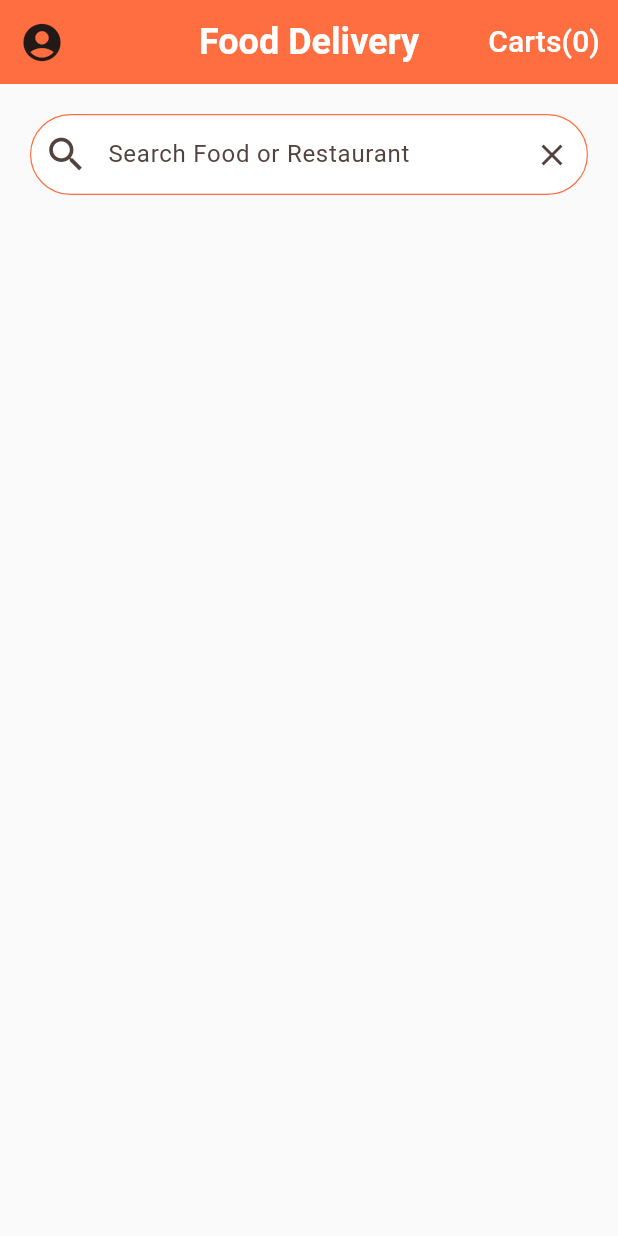
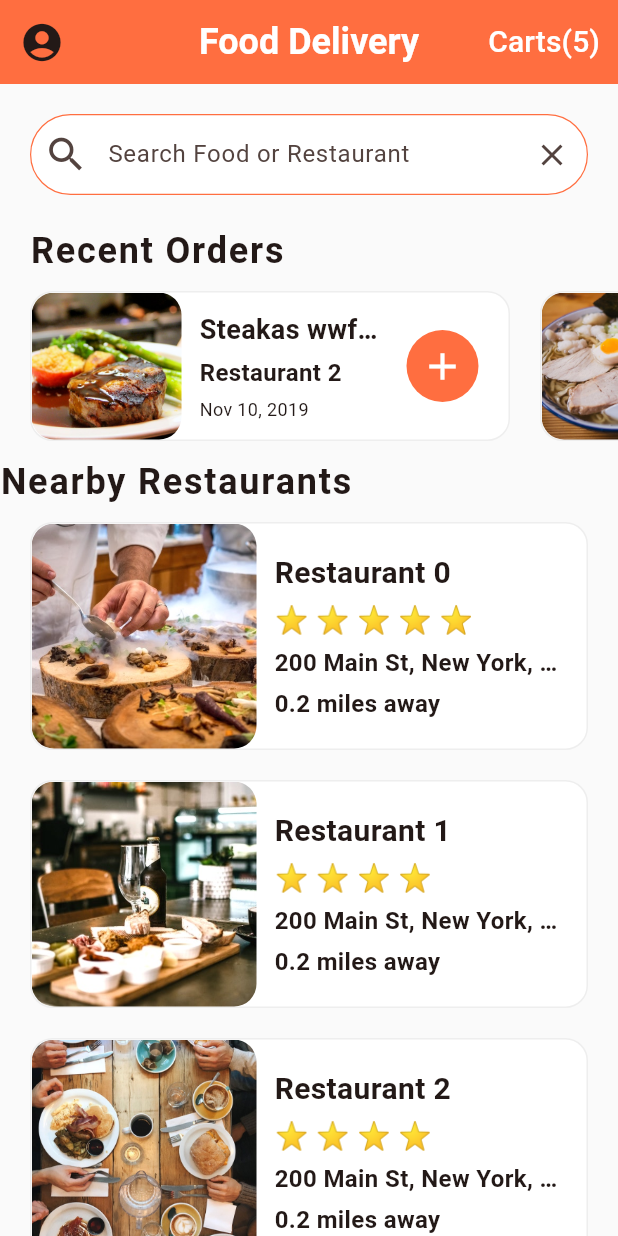
Before and after one commit to htoomthait/food_delivery_ui_tutorial, a Flutter app: the screen it shows after launch, on a phone screen of 412 x 824 dp. Run offline on Flutter 3.47's test engine with Material 3 defaults, Android fonts, the phone set to English and light mode, and no system bars.

Commit message:
nearby restaurant list view done

```diff
--- a/lib/screens/home_screen.dart
+++ b/lib/screens/home_screen.dart
@@ -1,5 +1,10 @@
 import 'package:flutter/cupertino.dart';
 import 'package:flutter/material.dart';
+import 'package:food_delivery_ui_tutorial/data/data.dart';
+import 'package:food_delivery_ui_tutorial/models/restaurant.dart';
+import 'package:food_delivery_ui_tutorial/widgets/recent_orders.dart';
+
+import '../widgets/rating_stars.dart';
 
 class HomeScreen extends StatefulWidget {
   const HomeScreen({super.key});
@@ -9,6 +14,55 @@ class HomeScreen extends StatefulWidget {
 }
 
 class _HomeScreenState extends State<HomeScreen> {
+
+  _buildRestaurants() {
+    List<Widget> _restaurantList = [];
+
+    restaurants.forEach((Restaurant  restaurant){
+      _restaurantList.add(Container(
+        margin: EdgeInsets.symmetric(horizontal: 20.0, vertical: 10.0),
+        decoration: BoxDecoration(
+          color: Colors.white,
+          borderRadius: BorderRadius.circular(15.0),
+          border: Border.all(width: 1.0, color: Colors.grey[200]!)
+        ),
+        child: Row(
+          children: <Widget>[
+            ClipRRect(
+              borderRadius: BorderRadius.circular(15.0),
+              child: Image(
+                  width: 150.0,
+                  height: 150.0,
+                  image: AssetImage(restaurant.imageUrl),
+                  fit: BoxFit.cover
+              ),
+            ),
+            Expanded(
+              child: Container(
+                margin: EdgeInsets.all(12.0),
+                child: Column(
+                  crossAxisAlignment: CrossAxisAlignment.start,
+                  mainAxisAlignment: MainAxisAlignment.center,
+                  children: <Widget>[
+                    Text(restaurant.name, style: TextStyle(fontSize: 20.0, fontWeight: FontWeight.bold), overflow: TextOverflow.ellipsis),
+                    SizedBox(height: 4.0,),
+                    RatingStars(restaurant.rating),
+                    SizedBox(height: 4.0,),
+                    Text(restaurant.address, style: TextStyle(fontSize: 16.0, fontWeight: FontWeight.w600), overflow: TextOverflow.ellipsis),
+                    SizedBox(height: 4.0,),
+                    Text('0.2 miles away', style: TextStyle(fontSize: 16.0, fontWeight: FontWeight.w600), overflow: TextOverflow.ellipsis,),
+                  ],
+                )
+              ),
+            )
+          ],
+        )
+      ));
+    });
+
+    return Column(children: _restaurantList);
+  }
+
 
 
 
@@ -20,7 +74,7 @@ class _HomeScreenState extends State<HomeScreen> {
           title: const Text("Food Delivery", style: TextStyle(fontSize: 24.0, fontWeight: FontWeight.bold, color: Colors.white)),
           centerTitle: true,
           actions: <Widget>[
-            TextButton(onPressed: () {}, child: Text("Carts(0)", style:  TextStyle(color:Colors.white, fontSize: 20.0),),
+            TextButton(onPressed: () {}, child: Text("Carts(${currentUser.cart.length})", style:  TextStyle(color:Colors.white, fontSize: 20.0),),
 
             ),
           ]
@@ -50,7 +104,23 @@ class _HomeScreenState extends State<HomeScreen> {
                   hintText: "Search Food or Restaurant"),
             ),
           ),
+          RecentOrders(),
+          Column(
+            crossAxisAlignment: CrossAxisAlignment.start,
+            children: <Widget>[
+              Text("Nearby Restaurants",
+                textAlign: TextAlign.start,
+                style: TextStyle(
+                  fontSize: 24.0,
+                  fontWeight: FontWeight.w600,
+                  letterSpacing: 1.2,
+                ),
 
+              ),
+
+              _buildRestaurants()
+            ]
+          )
         ],
       ),
 
--- a/lib/widgets/rating_stars.dart
+++ b/lib/widgets/rating_stars.dart
@@ -0,0 +1,17 @@
+import 'package:flutter/material.dart';
+
+class RatingStars extends StatelessWidget {
+  final int rating;
+
+  RatingStars(this.rating);
+
+  @override
+  Widget build(BuildContext context) {
+    String  stars = '';
+    for(int i = 0; i < rating; i ++){
+      stars += '⭐ ';
+    }
+    stars.trim();
+    return Text(stars, style : TextStyle(fontSize: 18.0));
+  }
+}
--- a/lib/widgets/recent_orders.dart
+++ b/lib/widgets/recent_orders.dart
@@ -1,10 +1,108 @@
 import 'package:flutter/material.dart';
+import 'package:food_delivery_ui_tutorial/data/data.dart';
 
-class RecentOrder extends StatelessWidget {
-  const RecentOrder({super.key});
+import '../models/order.dart';
+
+class RecentOrders extends StatelessWidget {
+  const RecentOrders({super.key});
+
+  Container _buildRecentOrder(BuildContext context, Order order) {
+    return Container(
+      margin: EdgeInsets.all(10.0),
+      width: 320.0,
+      decoration: BoxDecoration(
+        color: Colors.white,
+        borderRadius: BorderRadius.circular(15.0),
+        border: Border.all(width: 1.0, color: Colors.grey[200]!),
+      ),
+      child: Expanded(
+        child: Row(
+          mainAxisAlignment: MainAxisAlignment.spaceBetween,
+          children: <Widget>[
+
+            // Image
+            ClipRRect(
+              borderRadius: BorderRadius.circular(15.0),
+              child: Image(
+                image: AssetImage(order.food.imageUrl),
+                height: 100,
+                width: 100,
+                fit: BoxFit.cover,
+              ),
+            ),
+
+            // Description
+            Expanded(
+              child: Container(
+                margin: EdgeInsets.all(12.0),
+                child: Column(
+                  mainAxisAlignment: MainAxisAlignment.center,
+                  crossAxisAlignment: CrossAxisAlignment.start,
+                  children: <Widget>[
+                    Text(order.food.name + "as wwfwefwef wewefwefwefwef", style: TextStyle(fontSize: 18.0, fontWeight: FontWeight.bold), overflow: TextOverflow.ellipsis,),
+                    SizedBox(height: 4.0),
+                    Text(order.restaurant.name, style: TextStyle(fontSize: 16.0, fontWeight: FontWeight.w600), overflow:  TextOverflow.ellipsis),
+                    SizedBox(height: 4.0),
+                    Text(order.date, style: TextStyle(fontSize: 12.0, fontWeight: FontWeight.w400), overflow:  TextOverflow.ellipsis),
+                    SizedBox(height: 0.0),
+
+
+                  ],
+                ),
+              ),
+            ),
+            // add insert button
+            Container(
+              margin: EdgeInsets.only(right: 20.0),
+              width: 48.0,
+              decoration: BoxDecoration(
+                color: Theme.of(context).primaryColor,
+                borderRadius: BorderRadius.circular(30.0),
+              ),
+              child: IconButton(
+                icon: Icon(Icons.add),
+                iconSize: 30.0,
+                color: Colors.white,
+                onPressed: () {},
+            )
+            )
+          ],
+        ),
+      ),
+    );
+  }
 
   @override
   Widget build(BuildContext context) {
-    return const Placeholder();
+    return Column(
+      crossAxisAlignment: CrossAxisAlignment.start,
+      children: <Widget>[
+        Padding(
+          padding: const EdgeInsets.symmetric(horizontal: 20.0),
+          child: Text(
+            'Recent Orders',
+            style: TextStyle(
+              fontSize: 24.0,
+              fontWeight: FontWeight.w600,
+              letterSpacing: 1.2,
+            ),
+          ),
+        ),
+        Container(
+          height: 120.0,
+          // color: Colors.blue,
+          child: ListView.builder(
+            padding: EdgeInsets.only(left: 10.0)  ,
+            scrollDirection: Axis.horizontal,
+            itemCount: currentUser.orders.length,
+            itemBuilder: (BuildContext context, int index) {
+              Order order = currentUser.orders[index];
+
+              return _buildRecentOrder(context, order);
+            },
+          ),
+        ),
+      ],
+    );
   }
 }
```
